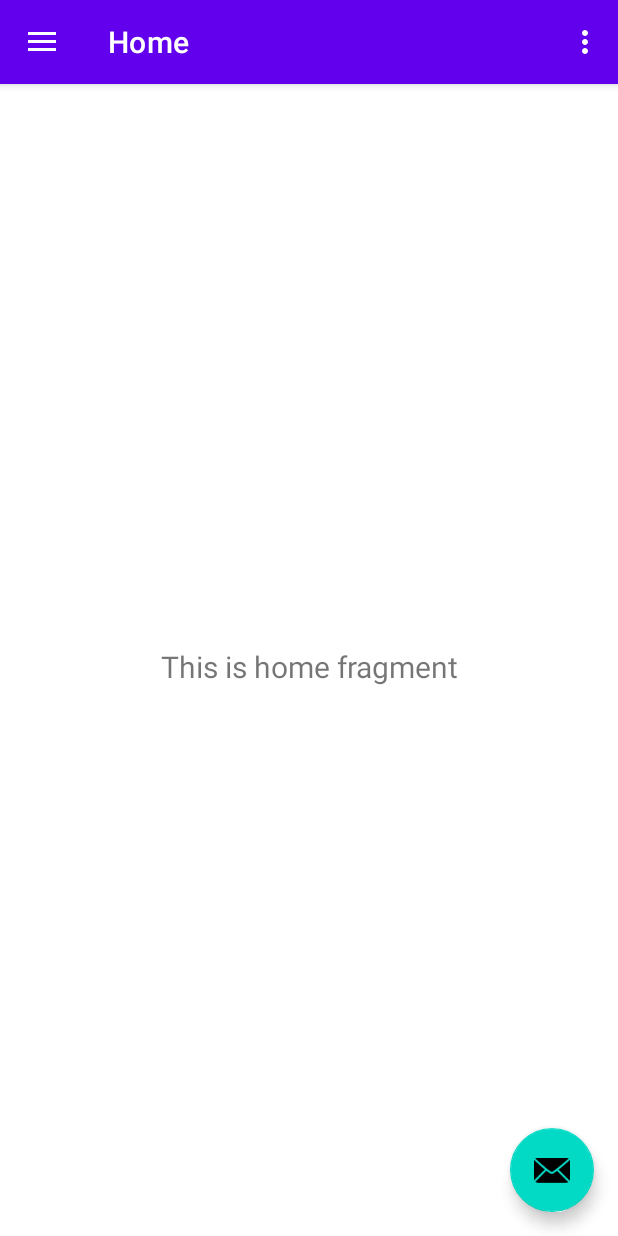
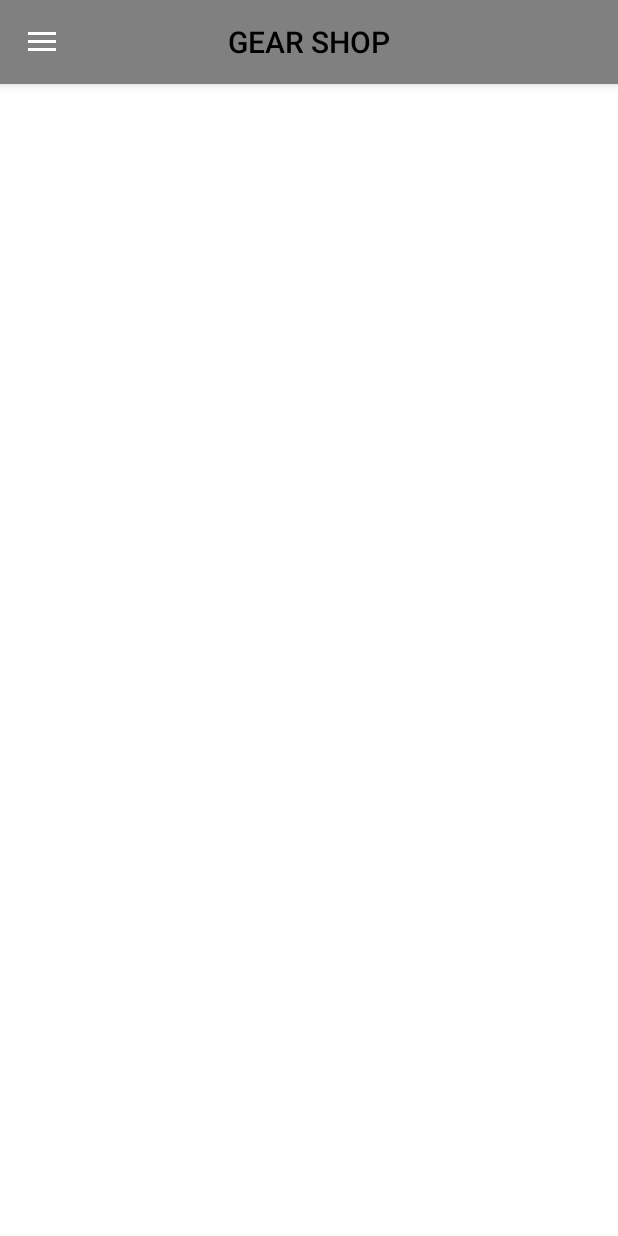
Before and after one commit to hh-Nghiep/AndroidShop, an Android app: the screen it shows after launch (MainActivity), on a phone screen of 412 x 824 dp. Run offline under Robolectric (Android 15) with nearby library versions, the phone set to English and light mode, and no system bars.

Commit message:
custom menu

```diff
--- a/app/src/main/AndroidManifest.xml
+++ b/app/src/main/AndroidManifest.xml
@@ -14,7 +14,7 @@
         <activity
             android:name=".MainActivity"
             android:exported="true"
-            android:label="@string/app_name"
+            android:label=""
             android:theme="@style/Theme.GearShop.NoActionBar">
             <intent-filter>
                 <action android:name="android.intent.action.MAIN" />
--- a/app/src/main/java/com/example/gearshop/MainActivity.java
+++ b/app/src/main/java/com/example/gearshop/MainActivity.java
@@ -1,65 +1,27 @@
 package com.example.gearshop;
 
 import android.os.Bundle;
-import android.view.View;
-import android.view.Menu;
 
-import com.google.android.material.snackbar.Snackbar;
-import com.google.android.material.navigation.NavigationView;
+import androidx.appcompat.app.ActionBarDrawerToggle;
+import androidx.appcompat.app.AppCompatActivity;
+import androidx.appcompat.widget.Toolbar;
+import androidx.drawerlayout.widget.DrawerLayout;
 
-import androidx.navigation.NavController;
-import androidx.navigation.Navigation;
-import androidx.navigation.ui.AppBarConfiguration;
-import androidx.navigation.ui.NavigationUI;
-import androidx.drawerlayout.widget.DrawerLayout;
-import androidx.appcompat.app.AppCompatActivity;
-
-import com.example.gearshop.databinding.ActivityMainBinding;
 
 public class MainActivity extends AppCompatActivity {
 
-    private AppBarConfiguration mAppBarConfiguration;
-    private ActivityMainBinding binding;
-
+    private DrawerLayout drawerLayout;
     @Override
     protected void onCreate(Bundle savedInstanceState) {
         super.onCreate(savedInstanceState);
+        setContentView(R.layout.activity_main);
 
-        binding = ActivityMainBinding.inflate(getLayoutInflater());
-        setContentView(binding.getRoot());
+        Toolbar toolbar = findViewById(R.id.toolbar);
+        setSupportActionBar(toolbar);
 
-        setSupportActionBar(binding.appBarMain.toolbar);
-        binding.appBarMain.fab.setOnClickListener(new View.OnClickListener() {
-            @Override
-            public void onClick(View view) {
-                Snackbar.make(view, "Replace with your own action", Snackbar.LENGTH_LONG)
-                        .setAction("Action", null).show();
-            }
-        });
-        DrawerLayout drawer = binding.drawerLayout;
-        NavigationView navigationView = binding.navView;
-        // Passing each menu ID as a set of Ids because each
-        // menu should be considered as top level destinations.
-        mAppBarConfiguration = new AppBarConfiguration.Builder(
-                R.id.nav_home, R.id.nav_gallery, R.id.nav_slideshow)
-                .setOpenableLayout(drawer)
-                .build();
-        NavController navController = Navigation.findNavController(this, R.id.nav_host_fragment_content_main);
-        NavigationUI.setupActionBarWithNavController(this, navController, mAppBarConfiguration);
-        NavigationUI.setupWithNavController(navigationView, navController);
-    }
-
-    @Override
-    public boolean onCreateOptionsMenu(Menu menu) {
-        // Inflate the menu; this adds items to the action bar if it is present.
-        getMenuInflater().inflate(R.menu.main, menu);
-        return true;
-    }
-
-    @Override
-    public boolean onSupportNavigateUp() {
-        NavController navController = Navigation.findNavController(this, R.id.nav_host_fragment_content_main);
-        return NavigationUI.navigateUp(navController, mAppBarConfiguration)
-                || super.onSupportNavigateUp();
+        drawerLayout = findViewById(R.id.drawer_layout);
+        ActionBarDrawerToggle toggle = new ActionBarDrawerToggle(this, drawerLayout, toolbar, R.string.navigation_drawer_open, R.string.navigation_drawer_close);
+        drawerLayout.addDrawerListener(toggle);
+        toggle.syncState();
     }
 }
--- /dev/null
+++ b/app/src/main/res/drawable/baseline_help_center_24.xml
@@ -0,0 +1,5 @@
+<vector android:autoMirrored="true" android:height="24dp"
+    android:tint="#000000" android:viewportHeight="24"
+    android:viewportWidth="24" android:width="24dp" xmlns:android="http://schemas.android.com/apk/res/android">
+    <path android:fillColor="@android:color/white" android:pathData="M19,3H5C3.9,3 3,3.9 3,5v14c0,1.1 0.9,2 2,2h14c1.1,0 2,-0.9 2,-2V5C21,3.9 20.1,3 19,3zM12.01,18c-0.7,0 -1.26,-0.56 -1.26,-1.26c0,-0.71 0.56,-1.25 1.26,-1.25c0.71,0 1.25,0.54 1.25,1.25C13.25,17.43 12.72,18 12.01,18zM15.02,10.6c-0.76,1.11 -1.48,1.46 -1.87,2.17c-0.16,0.29 -0.22,0.48 -0.22,1.41h-1.82c0,-0.49 -0.08,-1.29 0.31,-1.98c0.49,-0.87 1.42,-1.39 1.96,-2.16c0.57,-0.81 0.25,-2.33 -1.37,-2.33c-1.06,0 -1.58,0.8 -1.8,1.48L8.56,8.49C9.01,7.15 10.22,6 11.99,6c1.48,0 2.49,0.67 3.01,1.52C15.44,8.24 15.7,9.59 15.02,10.6z"/>
+</vector>
--- a/app/src/main/res/layout/activity_main.xml
+++ b/app/src/main/res/layout/activity_main.xml
@@ -8,11 +8,37 @@
     android:fitsSystemWindows="true"
     tools:openDrawer="start">
 
-    <include
-        android:id="@+id/app_bar_main"
-        layout="@layout/app_bar_main"
+    <LinearLayout
         android:layout_width="match_parent"
-        android:layout_height="match_parent" />
+        android:layout_height="match_parent"
+        android:orientation="vertical">
+        <com.google.android.material.appbar.AppBarLayout
+            android:layout_width="match_parent"
+            android:layout_height="wrap_content"
+            android:theme="@style/ThemeOverlay.AppCompat.Dark.ActionBar">
+
+            <androidx.appcompat.widget.Toolbar
+                android:id="@+id/toolbar"
+                android:layout_width="match_parent"
+                android:layout_height="?attr/actionBarSize"
+                android:background="@color/gray"
+                app:popupTheme="@style/ThemeOverlay.AppCompat.Light">
+                <TextView
+                    android:layout_width="wrap_content"
+                    android:layout_height="wrap_content"
+                    android:text="GEAR SHOP"
+                    android:textColor="@color/black"
+                    android:layout_gravity="center"
+                    style="@style/TextAppearance.AppCompat.Widget.ActionBar.Title"/>
+            </androidx.appcompat.widget.Toolbar>
+        </com.google.android.material.appbar.AppBarLayout>
+
+        <FrameLayout
+            android:id="@+id/content_frame"
+            android:layout_width="match_parent"
+            android:layout_height="match_parent" />
+
+    </LinearLayout>
 
     <com.google.android.material.navigation.NavigationView
         android:id="@+id/nav_view"
--- a/app/src/main/res/layout/app_bar_main.xml
+++ /dev/null
@@ -1,34 +0,0 @@
-<?xml version="1.0" encoding="utf-8"?>
-<androidx.coordinatorlayout.widget.CoordinatorLayout xmlns:android="http://schemas.android.com/apk/res/android"
-    xmlns:app="http://schemas.android.com/apk/res-auto"
-    xmlns:tools="http://schemas.android.com/tools"
-    android:layout_width="match_parent"
-    android:layout_height="match_parent"
-    tools:context=".MainActivity">
-
-    <com.google.android.material.appbar.AppBarLayout
-        android:layout_width="match_parent"
-        android:layout_height="wrap_content"
-        android:theme="@style/Theme.GearShop.AppBarOverlay">
-
-        <androidx.appcompat.widget.Toolbar
-            android:id="@+id/toolbar"
-            android:layout_width="match_parent"
-            android:layout_height="?attr/actionBarSize"
-            android:background="?attr/colorPrimary"
-            app:popupTheme="@style/Theme.GearShop.PopupOverlay" />
-
-    </com.google.android.material.appbar.AppBarLayout>
-
-    <include layout="@layout/content_main" />
-
-    <com.google.android.material.floatingactionbutton.FloatingActionButton
-        android:id="@+id/fab"
-        android:layout_width="wrap_content"
-        android:layout_height="wrap_content"
-        android:layout_gravity="bottom|end"
-        android:layout_marginEnd="@dimen/fab_margin"
-        android:layout_marginBottom="16dp"
-        app:srcCompat="@android:drawable/ic_dialog_email" />
-
-</androidx.coordinatorlayout.widget.CoordinatorLayout>
--- a/app/src/main/res/layout/content_main.xml
+++ /dev/null
@@ -1,20 +0,0 @@
-<?xml version="1.0" encoding="utf-8"?>
-<androidx.constraintlayout.widget.ConstraintLayout xmlns:android="http://schemas.android.com/apk/res/android"
-    xmlns:app="http://schemas.android.com/apk/res-auto"
-    xmlns:tools="http://schemas.android.com/tools"
-    android:layout_width="match_parent"
-    android:layout_height="match_parent"
-    app:layout_behavior="@string/appbar_scrolling_view_behavior"
-    tools:showIn="@layout/app_bar_main">
-
-    <fragment
-        android:id="@+id/nav_host_fragment_content_main"
-        android:name="androidx.navigation.fragment.NavHostFragment"
-        android:layout_width="match_parent"
-        android:layout_height="match_parent"
-        app:defaultNavHost="true"
-        app:layout_constraintLeft_toLeftOf="parent"
-        app:layout_constraintRight_toRightOf="parent"
-        app:layout_constraintTop_toTopOf="parent"
-        app:navGraph="@navigation/mobile_navigation" />
-</androidx.constraintlayout.widget.ConstraintLayout>
--- a/app/src/main/res/menu/activity_main_drawer.xml
+++ b/app/src/main/res/menu/activity_main_drawer.xml
@@ -8,31 +8,27 @@
             android:id="@+id/nav_home"
             android:icon="@drawable/baseline_home_24"
             android:title="Trang Chủ" />
-        <item
-            android:id="@+id/nav_gallery"
-            android:icon="@drawable/baseline_mouse_24"
-            android:title="@string/menu_gallery" />
     </group>
 
-    <item android:title="">
+    <item android:title="Sản Phẩm">
         <menu>
             <item
                 android:id="@+id/nav_chuot"
                 android:icon="@drawable/baseline_mouse_24"
-                android:title="Chuột" />
+                android:title="@string/menu_chuot" />
             <item
                 android:id="@+id/nav_banphim"
                 android:icon="@drawable/baseline_keyboard_24"
-                android:title="Bàn Phím" />
+                android:title="@string/menu_banphim" />
         </menu>
     </item>
 
-    <item android:title="" >
+    <item android:title="Khác" >
         <menu>
             <item
                 android:id="@+id/nav_thoat"
                 android:icon="@drawable/baseline_logout_24"
-                android:title="Thoát" />
+                android:title="@string/menu_thoat" />
         </menu>
     </item>
 
--- a/app/src/main/res/navigation/mobile_navigation.xml
+++ b/app/src/main/res/navigation/mobile_navigation.xml
@@ -22,4 +22,10 @@
         android:name="com.example.gearshop.ui.slideshow.SlideshowFragment"
         android:label="@string/menu_slideshow"
         tools:layout="@layout/fragment_slideshow" />
+
+    <fragment
+        android:id="@+id/nav_chuot"
+        android:name="com.example.gearshop.ui.chuot.ChuotFragment"
+        android:label="Chuột"
+        tools:layout="@layout/fragment_chuot" />
 </navigation>
--- a/app/src/main/res/values/colors.xml
+++ b/app/src/main/res/values/colors.xml
@@ -7,4 +7,5 @@
     <color name="teal_700">#FF018786</color>
     <color name="black">#FF000000</color>
     <color name="white">#FFFFFFFF</color>
+    <color name="gray">#808080</color>
 </resources>
--- a/app/src/main/res/values/strings.xml
+++ b/app/src/main/res/values/strings.xml
@@ -10,4 +10,7 @@
     <string name="menu_home">Home</string>
     <string name="menu_gallery">Gallery</string>
     <string name="menu_slideshow">Slideshow</string>
+    <string name="menu_chuot">Chuột</string>
+    <string name="menu_banphim">Bàn Phím</string>
+    <string name="menu_thoat">Thoát</string>
 </resources>
```
Also changed, not shown: app/src/main/java/com/example/gearshop/ui/chuot/ChuotFragment.java (added, +29 -0 lines), app/src/main/java/com/example/gearshop/ui/chuot/ChuotViewModel.java (added, +18 -0 lines), app/src/main/res/layout/danh_sach_san_pham.xml (added, +38 -0 lines), app/src/main/res/layout/fragment_chuot.xml (added, +90 -0 lines), app/src/main/res/layout/san_pham.xml (added, +35 -0 lines), app/src/main/res/menu/main.xml (+31 -7 lines).
